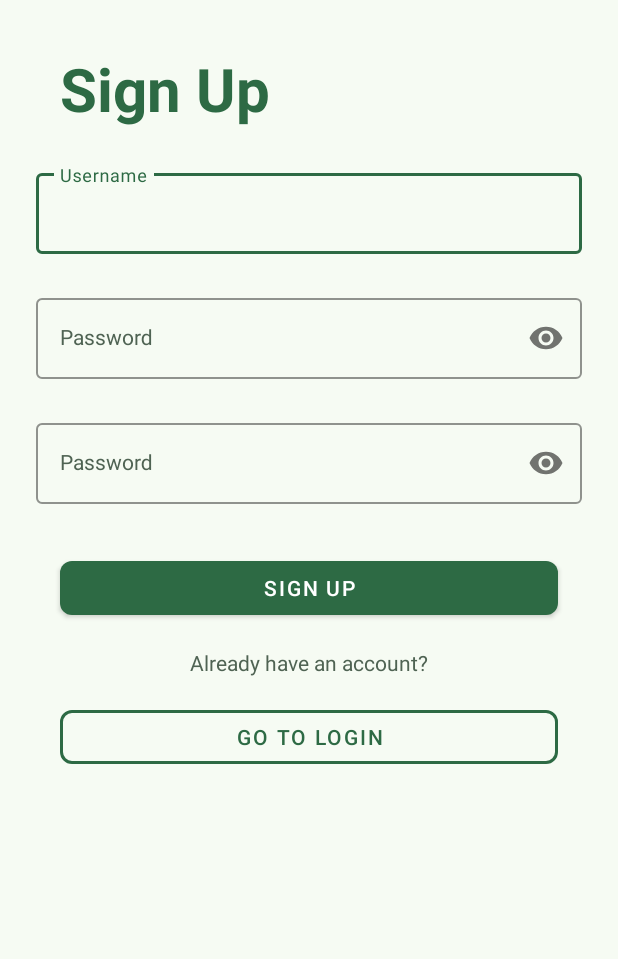
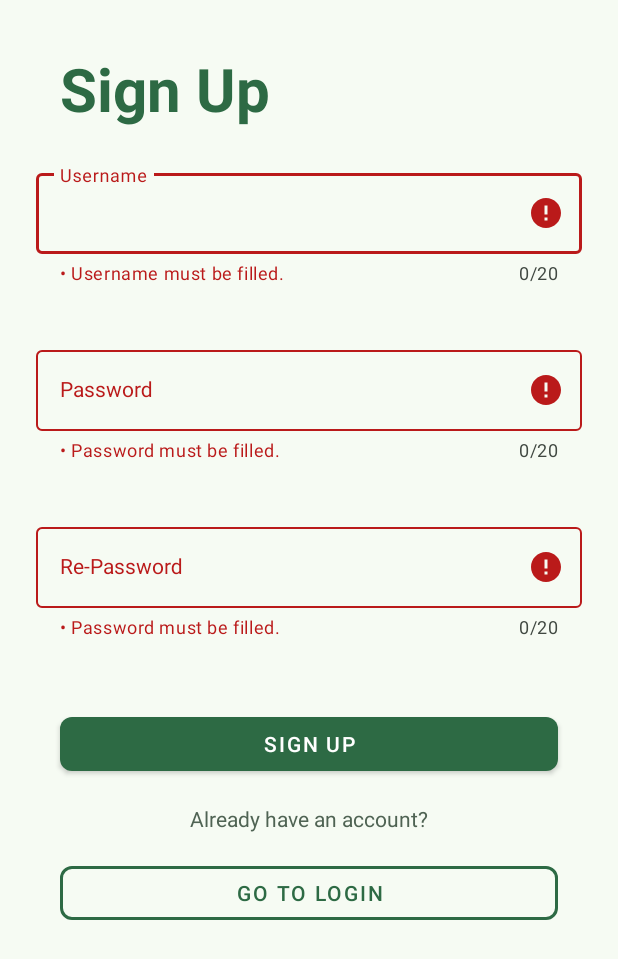
Before and after one commit to MyoWin-andrDev/Mid-Exam, an Android app: the RegisterActivity screen opened directly, with no data from a screen before it, after a tap on "SIGN UP", on a phone screen of 412 x 824 dp. Shown: the top 959 px of the screen. Run offline under Robolectric (Android 15) with nearby library versions, the phone set to English and light mode, and no system bars.

Commit message:
Update Username

```diff
--- a/app/src/main/AndroidManifest.xml
+++ b/app/src/main/AndroidManifest.xml
@@ -26,7 +26,7 @@
             android:exported="false" />
         <activity
             android:name=".view.RegisterActivity"
-            android:exported="false" />
+            android:exported="true" />
         <activity
             android:name=".view.SplashActivity"
             android:exported="true">
--- a/app/src/main/java/com/talentProgramming/midExam/database/UserDB.kt
+++ b/app/src/main/java/com/talentProgramming/midExam/database/UserDB.kt
@@ -69,7 +69,7 @@ class UserDB(context: Context) : SQLiteOpenHelper(context, "USER_DB",  null, 1)
         val cv = ContentValues()
         cv.put("username", username)
         try {
-            db.update(TBL_USER, cv, "user_id = $userId", null)
+            db.update(TBL_USER, cv, "user_id = ?", arrayOf(userId.toString()))
             db.close()
             return true
         }catch (e : Exception){
@@ -114,7 +114,7 @@ class UserDB(context: Context) : SQLiteOpenHelper(context, "USER_DB",  null, 1)
 
     fun checkPassword(username : String) : String{
         db = this.readableDatabase
-        val cursor = db.rawQuery("SELECT password FROM $TBL_USER WHERE username = $username", null)
+        val cursor = db.rawQuery("SELECT password FROM $TBL_USER WHERE username = ?", arrayOf(username))
         var password : String = ""
         if(cursor.moveToFirst()){
             while(!cursor.isAfterLast){
--- a/app/src/main/java/com/talentProgramming/midExam/utilities/myUtili.kt
+++ b/app/src/main/java/com/talentProgramming/midExam/utilities/myUtili.kt
@@ -5,12 +5,16 @@ import android.content.Context
 import android.content.SharedPreferences
 import android.os.Build
 import android.view.LayoutInflater
+import android.view.View
 import android.widget.Toast
 import androidx.annotation.RequiresApi
 import androidx.appcompat.app.AlertDialog
 import androidx.core.content.ContextCompat
+import com.google.android.material.textfield.TextInputLayout
 import com.talentProgramming.midExam.R
 import com.talentProgramming.midExam.database.UserDB
+import com.talentProgramming.midExam.databinding.ActivityLoginBinding
+import com.talentProgramming.midExam.databinding.ActivityRegisterBinding
 import com.talentProgramming.midExam.databinding.DialogEditAccountBinding
 //Toast Function
 fun Context.showToast(value : String){
@@ -47,7 +51,7 @@ fun Context.showAlertDialog(
 }
 
 @RequiresApi(Build.VERSION_CODES.P)
-fun Context.confirmPassword(onSaveClick : (()->Unit)){
+fun Context.confirmPassword(username : String, onSaveClick : (()->Unit)){
     val userDb = UserDB(this)
     val builder = AlertDialog.Builder(this)
     val binding = DialogEditAccountBinding.inflate(LayoutInflater.from(this))
@@ -58,11 +62,133 @@ fun Context.confirmPassword(onSaveClick : (()->Unit)){
             .create()
         dialog.show()
         btSave.setOnClickListener{
-            onSaveClick()
-            dialog.dismiss()
+            if(etPassword.text.toString() == userDb.checkPassword(username)){
+                ilPassword.helperText = ""
+                onSaveClick()
+            }
+            else if(etPassword.text.toString().isEmpty()){
+                ilPassword.error = "Password must be filled."
+            }
+            else{
+                ilPassword.error = "Your password is incorrect."
+            }
         }
         btCancel.setOnClickListener {
             dialog.dismiss()
         }
     }
 }
+
+fun customStringBuilder(errorList : List<String>) : StringBuilder{
+    val stringBuilder = StringBuilder()
+    errorList.forEach {
+        stringBuilder
+            .append("\u2022")//Bullet Point
+            .append(" ")
+            .append(it)
+            .append("\n")
+    }
+    return stringBuilder
+}
+//Username Text Input Validation Check
+@RequiresApi(Build.VERSION_CODES.P)
+fun TextInputLayout.checkUsername(context: Context,username : String, oldUsername : String? = null) : Boolean {
+    val USERNAME_VALID_PATTERN = Regex("[A-Z][A-Za-z]*[0-9._]+$")
+    val userDb = UserDB(context)
+    var isUsernameChecked = false
+    this.apply {
+        if (username.isNotEmpty()) {
+            if (username.matches(USERNAME_VALID_PATTERN)) {
+
+                if (!userDb.checkUsernameExist(username)) {
+                    helperText = "Username is available."
+                    isUsernameChecked = true
+                }else if(oldUsername?.isNotEmpty() == true && username == oldUsername){
+                    helperText = "Username Unchanged"
+                    isUsernameChecked = true
+                }
+                else {
+                    error = customStringBuilder(listOf("Username is already taken."))
+                }
+            } else {
+                error = customStringBuilder(
+                    listOf(
+                        "Username must be start with capital letter.",
+                        "Username must be contain a number(0 to 9)."
+                    )
+                )
+            }
+        } else {
+            error = customStringBuilder(
+                listOf("Username must be filled.")
+            )
+        }
+    }
+    return isUsernameChecked
+}
+
+@RequiresApi(Build.VERSION_CODES.P)
+fun TextInputLayout.checkPassword(context : Context, password : String) : Boolean{
+    val PASSWORD_VALID_PATTERN = Regex("^[A-Z][A-Za-z0-9!@#$%^&*._]{5,19}$")
+    val userDb = UserDB(context)
+    var isPasswordChecked = false
+    if(password.isNotEmpty()){
+        if(password.matches(PASSWORD_VALID_PATTERN)){
+            if(password.length > 5){
+                helperText = "Strong Password"
+                isPasswordChecked = true
+            }
+        }else{
+            error = customStringBuilder(
+                listOf(
+                    "Password must be start with capital letter.",
+                    "Password must be at least 6 characters.",
+                    "Password must be contained a number(0 to 9).",
+                    "Password must be contained a special character(!@#\$%^&*._).",
+                )
+            )
+        }
+    }
+    else{
+        error = customStringBuilder(
+            listOf("Password must be filled.")
+        )
+    }
+    return isPasswordChecked
+}
+
+@RequiresApi(Build.VERSION_CODES.P)
+fun TextInputLayout.checkRePassword(context: Context, password : String, rePassword : String) : Boolean {
+    val PASSWORD_VALID_PATTERN = Regex("^[A-Z][A-Za-z0-9!@#$%^&*._]{5,19}$")
+    val userDb = UserDB(context)
+    var isRePasswordChecked = false
+    if(rePassword.isNotEmpty()){
+        if(rePassword.matches(PASSWORD_VALID_PATTERN)){
+            if(rePassword.length > 5){
+                helperText = "Strong Password"
+                if(password == rePassword){
+                    isRePasswordChecked = true
+                }
+                else{
+                    error = customStringBuilder(listOf("Password confirmation does not match."))
+                    error = customStringBuilder(listOf("Password confirmation does not match."))
+                }
+            }
+        }else{
+            error = customStringBuilder(
+                listOf(
+                    "Password must be start with capital letter.",
+                    "Password must be at least 6 characters.",
+                    "Password must be contained a number(0 to 9).",
+                    "Password must be contained a special character(!@#\$%^&*._).",
+                )
+            )
+        }
+    }
+    else{
+        error = customStringBuilder(
+            listOf("Password must be filled.")
+        )
+    }
+    return isRePasswordChecked
+}
--- a/app/src/main/java/com/talentProgramming/midExam/view/EditPassword.kt
+++ b/app/src/main/java/com/talentProgramming/midExam/view/EditPassword.kt
@@ -25,9 +25,9 @@ class EditPassword : AppCompatActivity() {
                 setNavigationOnClickListener { finish() }
                 setOnMenuItemClickListener { item ->
                     when (item.itemId) {
-                        R.id.ic_save -> confirmPassword(
-                            onSaveClick = { showToast("Password Changed Successfully") }
-                        )
+//                        R.id.ic_save -> confirmPassword(
+//                            onSaveClick = { showToast("Password Changed Successfully") }
+//                        )
                     }
                     true
                 }
--- a/app/src/main/java/com/talentProgramming/midExam/view/ProfileActivity.kt
+++ b/app/src/main/java/com/talentProgramming/midExam/view/ProfileActivity.kt
@@ -41,7 +41,7 @@ class ProfileActivity : AppCompatActivity() {
                     "Cancel",
                     null,
                     onPositiveClick = {
-                        confirmPassword { showToast("Account Deleted Successfully") }
+//                        confirmPassword { showToast("Account Deleted Successfully") }
                     }
                 )
             }
--- a/app/src/main/java/com/talentProgramming/midExam/view/RegisterActivity.kt
+++ b/app/src/main/java/com/talentProgramming/midExam/view/RegisterActivity.kt
@@ -3,42 +3,61 @@ package com.talentProgramming.midExam.view
 import android.content.Intent
 import android.os.Build
 import android.os.Bundle
+import android.text.Editable
+import android.text.TextWatcher
+import android.util.Log
 import androidx.activity.enableEdgeToEdge
 import androidx.annotation.RequiresApi
 import androidx.appcompat.app.AppCompatActivity
 import androidx.core.view.ViewCompat
 import androidx.core.view.WindowInsetsCompat
+import androidx.core.widget.addTextChangedListener
 import com.talentProgramming.midExam.R
 import com.talentProgramming.midExam.database.UserDB
 import com.talentProgramming.midExam.databinding.ActivityRegisterBinding
+import com.talentProgramming.midExam.utilities.checkPassword
+import com.talentProgramming.midExam.utilities.checkRePassword
+import com.talentProgramming.midExam.utilities.checkUsername
+import com.talentProgramming.midExam.utilities.customStringBuilder
 import com.talentProgramming.midExam.utilities.showToast
 
 class RegisterActivity : AppCompatActivity() {
+    private val PASSWORD_VALID_PATTERN = Regex("^[A-Z][A-Za-z0-9!@#$%^&*._]{5,19}$")
     private lateinit var binding : ActivityRegisterBinding
     private lateinit var userDB : UserDB
+    private var checkUsername = false
+    private var checkPassword= false
+    private var checkRePassword = false
     @RequiresApi(Build.VERSION_CODES.P)
     override fun onCreate(savedInstanceState: Bundle?) {
         super.onCreate(savedInstanceState)
         binding = ActivityRegisterBinding.inflate(layoutInflater)
         userDB = UserDB(this)
         binding.apply {
-        setContentView(root)
-        btLogin.setOnClickListener{
-            startActivity(Intent(this@RegisterActivity, LoginActivity::class.java))
-        }
-        btSignUp.setOnClickListener{
-            if(etUsername.text.toString() != "" && etPassword.text.toString() == etRePassword.text.toString()){
-                if(userDB.insertUser(etUsername.text.toString(),etPassword.text.toString())) {
-                    showToast("Successfully Registered")
-                    startActivity(Intent(this@RegisterActivity, LoginActivity::class.java))
+            setContentView(root)
+            btLogin.setOnClickListener {
+                startActivity(Intent(this@RegisterActivity, LoginActivity::class.java))
+            }
+
+            btSignUp.setOnClickListener {
+                //Username TextInput Validation Check
+                checkUsername = ilUsername.checkUsername(this@RegisterActivity, etUsername.text.toString())
+                //Password TextInput Validation Check
+                checkPassword = ilPassword.checkPassword(this@RegisterActivity, etPassword.text.toString())
+                //Re-Password TextInput Validation Check
+                checkRePassword = ilRePassword.checkRePassword(this@RegisterActivity, etPassword.text.toString(), etRePassword.text.toString())
+                //Register
+                if(checkUsername && checkPassword && checkRePassword){
+                    if(userDB.insertUser(etUsername.text.toString().trim(), etPassword.text.toString().trim())){
+                        showToast("Your account has been successfully created.")
+                        Intent(this@RegisterActivity, LoginActivity::class.java).apply {
+                            startActivity(this)
+                        }
+                    }
                 }
                 else{
-                    showToast("Sorry, there is a user with this name already.")
+                    showToast("Something Went Wrong. Please Try Again.")
                 }
-            }
-            else {
-                showToast("Invalid Username or Password")
-            }
             }
         }
     }
--- a/app/src/main/res/layout/activity_edit_username.xml
+++ b/app/src/main/res/layout/activity_edit_username.xml
@@ -35,7 +35,11 @@
         android:textColorHint="@color/md_theme_secondary"
         android:layout_marginStart="24dp"
         android:layout_marginEnd="24dp"
-        android:layout_marginTop="8dp">
+        android:layout_marginTop="8dp"
+        app:errorEnabled="true"
+        app:helperTextEnabled="true"
+        app:helperTextTextColor="?attr/colorPrimary"
+        app:counterMaxLength="20">
 
     <com.google.android.material.textfield.TextInputEditText
         android:id="@+id/etUsername"
--- a/app/src/main/res/layout/activity_register.xml
+++ b/app/src/main/res/layout/activity_register.xml
@@ -30,6 +30,11 @@
         app:layout_constraintEnd_toEndOf="parent"
         app:boxStrokeColor="@color/md_theme_primary"
         android:textColorHint="@color/md_theme_secondary"
+        app:errorEnabled="true"
+        app:helperTextEnabled="true"
+        app:helperTextTextColor="?attr/colorPrimary"
+        app:counterEnabled="true"
+        app:counterMaxLength="20"
         android:layout_margin="24dp">
 
         <com.google.android.material.textfield.TextInputEditText
@@ -55,6 +60,10 @@
         app:boxStrokeColor="@color/md_theme_primary"
         android:textColorHint="@color/md_theme_secondary"
         app:passwordToggleEnabled="true"
+        app:counterEnabled="true"
+        app:counterMaxLength="20"
+        app:helperTextEnabled="true"
+        app:helperTextTextColor="?attr/colorPrimary"
         android:layout_margin="24dp">
 
         <com.google.android.material.textfield.TextInputEditText
@@ -80,6 +89,10 @@
         app:boxStrokeColor="@color/md_theme_primary"
         android:textColorHint="@color/md_theme_secondary"
         app:passwordToggleEnabled="true"
+        app:counterEnabled="true"
+        app:counterMaxLength="20"
+        app:helperTextEnabled="true"
+        app:helperTextTextColor="?attr/colorPrimary"
         android:layout_margin="24dp">
 
         <com.google.android.material.textfield.TextInputEditText
@@ -89,7 +102,7 @@
             style="@style/Widget.Material3.TextInputLayout.OutlinedBox"
             app:layout_constraintStart_toStartOf="parent"
             app:layout_constraintEnd_toEndOf="parent"
-            android:hint="Password"
+            android:hint="Re-Password"
             android:textColorHint="@color/md_theme_primary"
             android:inputType="textPassword"/>
 
--- a/app/src/main/res/layout/dialog_edit_account.xml
+++ b/app/src/main/res/layout/dialog_edit_account.xml
@@ -26,7 +26,10 @@
         app:layout_constraintEnd_toEndOf="parent"
         android:textColorHint="@color/md_theme_secondary"
         app:passwordToggleEnabled="true"
-        android:layout_margin="24dp">
+        android:layout_margin="24dp"
+        app:errorEnabled="true"
+        app:helperTextEnabled="true"
+        app:helperTextTextColor="?attr/colorPrimary">
 
         <com.google.android.material.textfield.TextInputEditText
             android:id="@+id/etPassword"
```
Also changed, not shown: app/src/main/java/com/talentProgramming/midExam/view/EditUsername.kt (+26 -3 lines).
